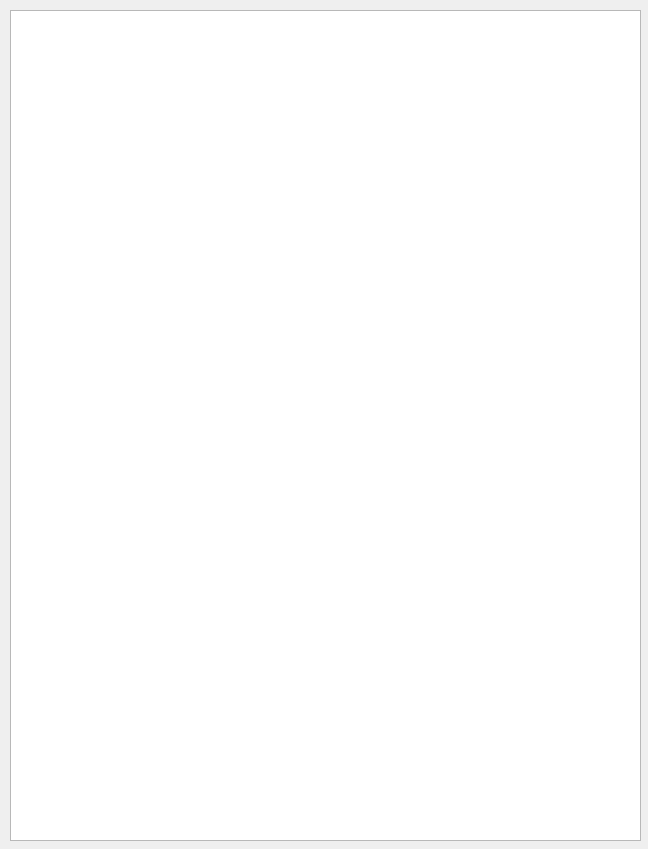
Above: new_report_design.ui from yvgenyk/API-Test2 before the change. Below: the same form after it.
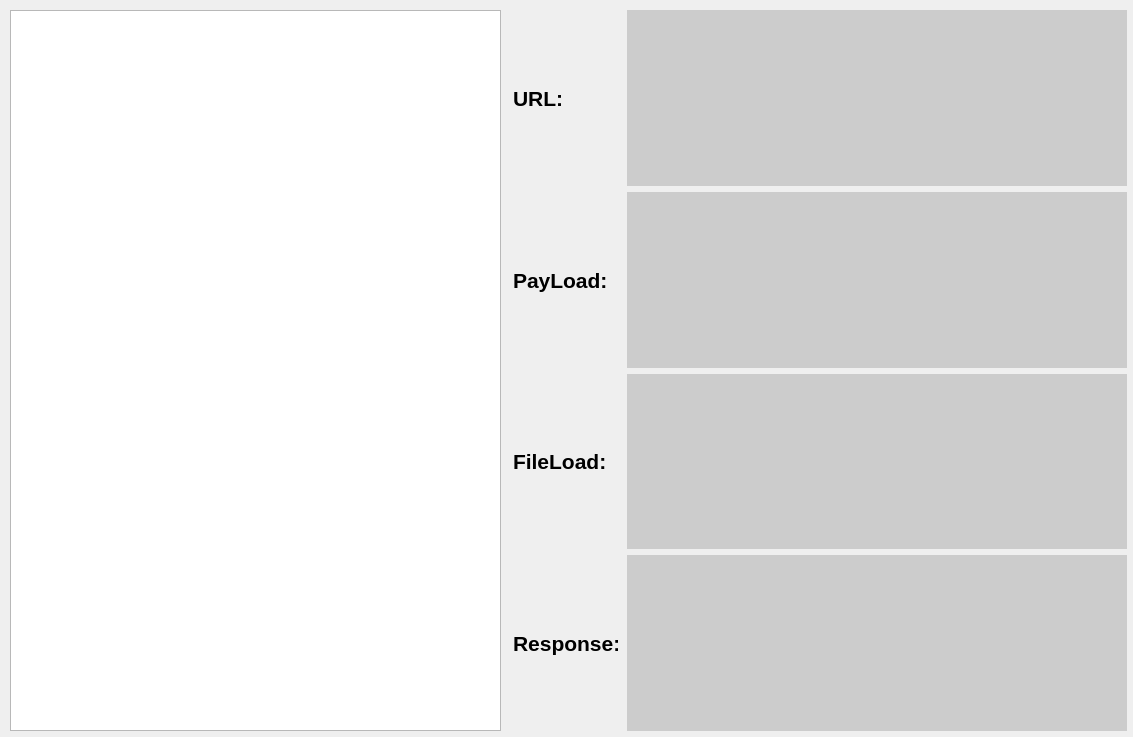
That is the form after the change.

The edit to the form file:
```diff
--- a/new_report_design.ui
+++ b/new_report_design.ui
@@ -6,8 +6,8 @@
    <rect>
     <x>0</x>
     <y>0</y>
-    <width>648</width>
-    <height>849</height>
+    <width>1133</width>
+    <height>737</height>
    </rect>
   </property>
   <property name="windowTitle">
@@ -18,8 +18,8 @@
     <rect>
      <x>10</x>
      <y>10</y>
-     <width>631</width>
-     <height>831</height>
+     <width>491</width>
+     <height>721</height>
     </rect>
    </property>
    <property name="font">
@@ -28,6 +28,229 @@
     </font>
    </property>
   </widget>
+  <widget class="QWidget" name="verticalLayoutWidget">
+   <property name="geometry">
+    <rect>
+     <x>510</x>
+     <y>10</y>
+     <width>621</width>
+     <height>721</height>
+    </rect>
+   </property>
+   <layout class="QVBoxLayout" name="verticalLayout">
+    <item>
+     <layout class="QHBoxLayout" name="horizontalLayout">
+      <item>
+       <widget class="QLabel" name="label">
+        <property name="minimumSize">
+         <size>
+          <width>105</width>
+          <height>0</height>
+         </size>
+        </property>
+        <property name="maximumSize">
+         <size>
+          <width>105</width>
+          <height>16777215</height>
+         </size>
+        </property>
+        <property name="font">
+         <font>
+          <pointsize>16</pointsize>
+          <weight>75</weight>
+          <bold>true</bold>
+         </font>
+        </property>
+        <property name="text">
+         <string>URL:</string>
+        </property>
+       </widget>
+      </item>
+      <item>
+       <widget class="QLabel" name="urlLable">
+        <property name="minimumSize">
+         <size>
+          <width>500</width>
+          <height>0</height>
+         </size>
+        </property>
+        <property name="maximumSize">
+         <size>
+          <width>500</width>
+          <height>16777215</height>
+         </size>
+        </property>
+        <property name="autoFillBackground">
+         <bool>false</bool>
+        </property>
+        <property name="styleSheet">
+         <string notr="true">background-color: rgb(204, 204, 204)</string>
+        </property>
+        <property name="text">
+         <string/>
+        </property>
+       </widget>
+      </item>
+     </layout>
+    </item>
+    <item>
+     <layout class="QHBoxLayout" name="horizontalLayout_2">
+      <item>
+       <widget class="QLabel" name="label_3">
+        <property name="minimumSize">
+         <size>
+          <width>105</width>
+          <height>0</height>
+         </size>
+        </property>
+        <property name="maximumSize">
+         <size>
+          <width>105</width>
+          <height>16777215</height>
+         </size>
+        </property>
+        <property name="font">
+         <font>
+          <pointsize>16</pointsize>
+          <weight>75</weight>
+          <bold>true</bold>
+         </font>
+        </property>
+        <property name="text">
+         <string>PayLoad:</string>
+        </property>
+       </widget>
+      </item>
+      <item>
+       <widget class="QLabel" name="payloadLable">
+        <property name="minimumSize">
+         <size>
+          <width>500</width>
+          <height>0</height>
+         </size>
+        </property>
+        <property name="maximumSize">
+         <size>
+          <width>500</width>
+          <height>16777215</height>
+         </size>
+        </property>
+        <property name="styleSheet">
+         <string notr="true">background-color: rgb(204, 204, 204)</string>
+        </property>
+        <property name="text">
+         <string/>
+        </property>
+       </widget>
+      </item>
+     </layout>
+    </item>
+    <item>
+     <layout class="QHBoxLayout" name="horizontalLayout_4">
+      <item>
+       <widget class="QLabel" name="label_7">
+        <property name="minimumSize">
+         <size>
+          <width>105</width>
+          <height>0</height>
+         </size>
+        </property>
+        <property name="maximumSize">
+         <size>
+          <width>105</width>
+          <height>16777215</height>
+         </size>
+        </property>
+        <property name="font">
+         <font>
+          <pointsize>16</pointsize>
+          <weight>75</weight>
+          <bold>true</bold>
+         </font>
+        </property>
+        <property name="text">
+         <string>FileLoad:</string>
+        </property>
+       </widget>
+      </item>
+      <item>
+       <widget class="QLabel" name="fileLoadLable">
+        <property name="minimumSize">
+         <size>
+          <width>500</width>
+          <height>0</height>
+         </size>
+        </property>
+        <property name="maximumSize">
+         <size>
+          <width>500</width>
+          <height>16777215</height>
+         </size>
+        </property>
+        <property name="styleSheet">
+         <string notr="true">background-color: rgb(204, 204, 204)</string>
+        </property>
+        <property name="text">
+         <string/>
+        </property>
+       </widget>
+      </item>
+     </layout>
+    </item>
+    <item>
+     <layout class="QHBoxLayout" name="horizontalLayout_3">
+      <item>
+       <widget class="QLabel" name="label_5">
+        <property name="minimumSize">
+         <size>
+          <width>105</width>
+          <height>0</height>
+         </size>
+        </property>
+        <property name="maximumSize">
+         <size>
+          <width>105</width>
+          <height>16777215</height>
+         </size>
+        </property>
+        <property name="font">
+         <font>
+          <pointsize>16</pointsize>
+          <weight>75</weight>
+          <bold>true</bold>
+         </font>
+        </property>
+        <property name="text">
+         <string>Response:</string>
+        </property>
+       </widget>
+      </item>
+      <item>
+       <widget class="QLabel" name="responseLable">
+        <property name="minimumSize">
+         <size>
+          <width>500</width>
+          <height>0</height>
+         </size>
+        </property>
+        <property name="maximumSize">
+         <size>
+          <width>500</width>
+          <height>16777215</height>
+         </size>
+        </property>
+        <property name="styleSheet">
+         <string notr="true">background-color: rgb(204, 204, 204)</string>
+        </property>
+        <property name="text">
+         <string/>
+        </property>
+       </widget>
+      </item>
+     </layout>
+    </item>
+   </layout>
+  </widget>
  </widget>
  <resources/>
  <connections/>
```
